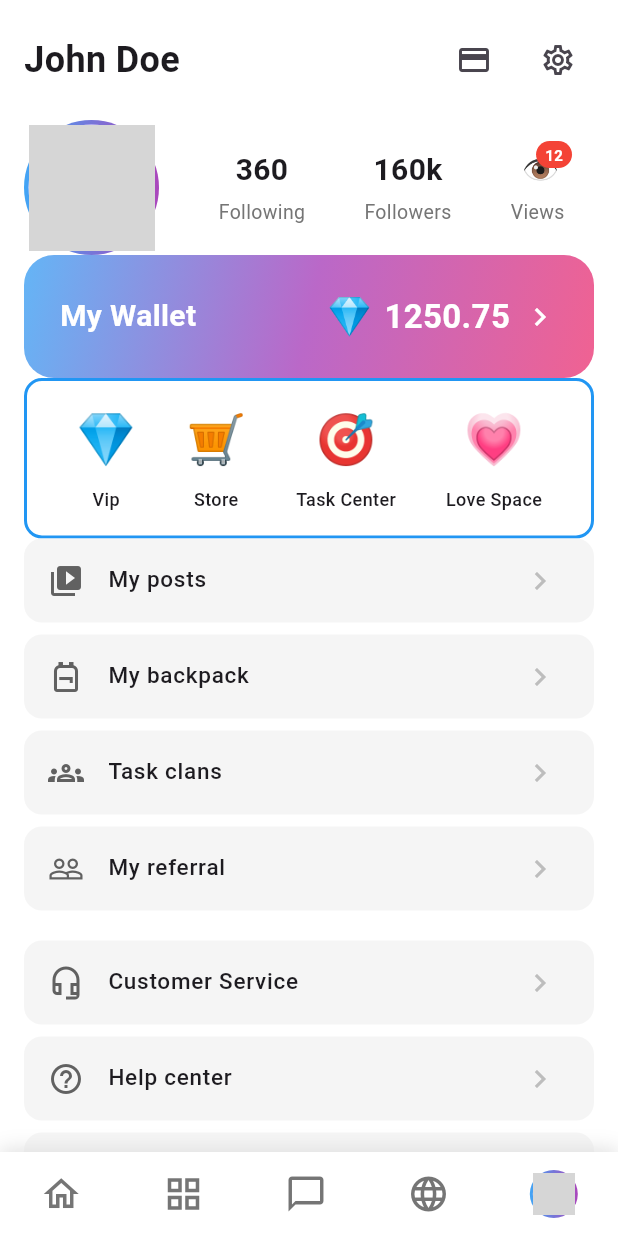
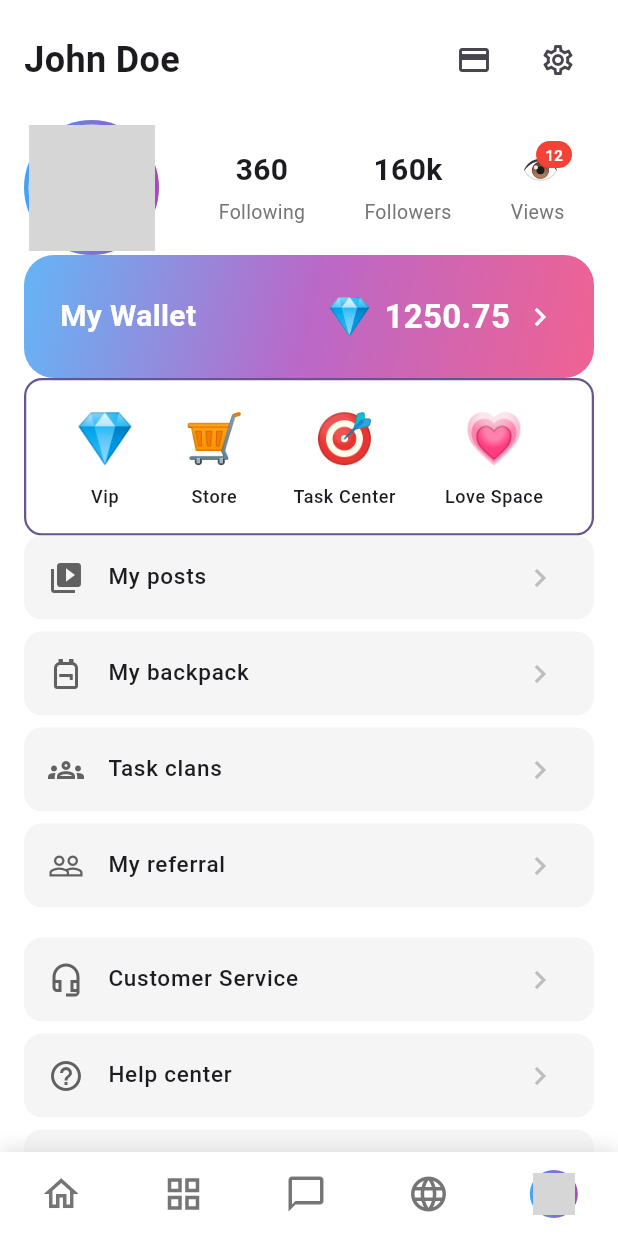
Before and after one commit to thang2k6adu/JT291-flutter-mobile, a Flutter app: the screen it shows after launch, on a phone screen of 412 x 824 dp. Run offline on Flutter 3.47's test engine with Material 3 defaults, Android fonts, the phone set to English and light mode, and no system bars; our stand-ins replace firebase_auth, firebase_core, flutter_riverpod, flutter_secure_storage, go_router, google_sign_in and 1 more; missing offline and left inert: flutter_facebook_auth; accounts and stored records are empty; network calls fail; grey boxes are pictures that could not be loaded.

Commit message:
refactor: Feature grid

```diff
--- a/lib/features/profile/screens/user_profile.dart
+++ b/lib/features/profile/screens/user_profile.dart
@@ -64,7 +64,14 @@ class ProfileScreen extends StatelessWidget {
                         // Handle wallet card tap
                       },
                     ),
-                    FeaturesGrid(),
+                    FeaturesGrid(
+                      items: const [
+                        FeatureItem(emoji: '💎', label: 'Vip'),
+                        FeatureItem(emoji: '🛒', label: 'Store'),
+                        FeatureItem(emoji: '🎯', label: 'Task Center'),
+                        FeatureItem(emoji: '💗', label: 'Love Space'),
+                      ],
+                    ),
                     MenuList(),
                     SizedBox(height: 80),
                   ],
--- a/lib/features/profile/widgets/features_grid.dart
+++ b/lib/features/profile/widgets/features_grid.dart
@@ -1,58 +1,77 @@
 import 'package:flutter/material.dart';
 
+/// Một item trong grid các tính năng
+class FeatureItem {
+  final String emoji;
+  final String label;
+  final VoidCallback? onTap;
+
+  const FeatureItem({
+    required this.emoji,
+    required this.label,
+    this.onTap,
+  });
+}
+
+/// Widget hiển thị grid các tính năng
 class FeaturesGrid extends StatelessWidget {
-  const FeaturesGrid({super.key});
+  final List<FeatureItem> items;
+
+  const FeaturesGrid({
+    super.key,
+    required this.items,
+  });
 
   @override
   Widget build(BuildContext context) {
+    final theme = Theme.of(context);
+
     return Padding(
       padding: const EdgeInsets.symmetric(horizontal: 16.0),
       child: Container(
         padding: const EdgeInsets.all(16),
         decoration: BoxDecoration(
-          border: Border.all(color: Colors.blue, width: 2),
+          border: Border.all(color: theme.colorScheme.primary, width: 1.5),
           borderRadius: BorderRadius.circular(12),
         ),
-        child: const Row(
+        child: Row(
           mainAxisAlignment: MainAxisAlignment.spaceAround,
-          children: [
-            _FeatureItem(emoji: '💎', label: 'Vip'),
-            _FeatureItem(emoji: '🛒', label: 'Store'),
-            _FeatureItem(emoji: '🎯', label: 'Task Center'),
-            _FeatureItem(emoji: '💗', label: 'Love Space'),
-          ],
+          children: items
+              .map((item) => _FeatureItemWidget(item: item))
+              .toList(),
         ),
       ),
     );
   }
 }
 
-class _FeatureItem extends StatelessWidget {
-  final String emoji;
-  final String label;
+class _FeatureItemWidget extends StatelessWidget {
+  final FeatureItem item;
 
-  const _FeatureItem({
-    required this.emoji,
-    required this.label,
+  const _FeatureItemWidget({
+    required this.item,
   });
 
   @override
   Widget build(BuildContext context) {
-    return Column(
+    final theme = Theme.of(context);
+
+    return InkWell(
+      borderRadius: BorderRadius.circular(8),
+      onTap: item.onTap,
+      child: Column(
+        mainAxisSize: MainAxisSize.min,
         children: [
-        Text(
-          emoji,
-          style: const TextStyle(fontSize: 32),
-        ),
+          Text(item.emoji, style: const TextStyle(fontSize: 32)),
           const SizedBox(height: 8),
           Text(
-          label,
-          style: const TextStyle(
-            fontSize: 12,
+            item.label,
+            style: theme.textTheme.bodySmall?.copyWith(
               fontWeight: FontWeight.w500,
             ),
           ),
         ],
+      ),
     );
   }
 }
```
Lines whose indentation alone changed are shown as unchanged.
